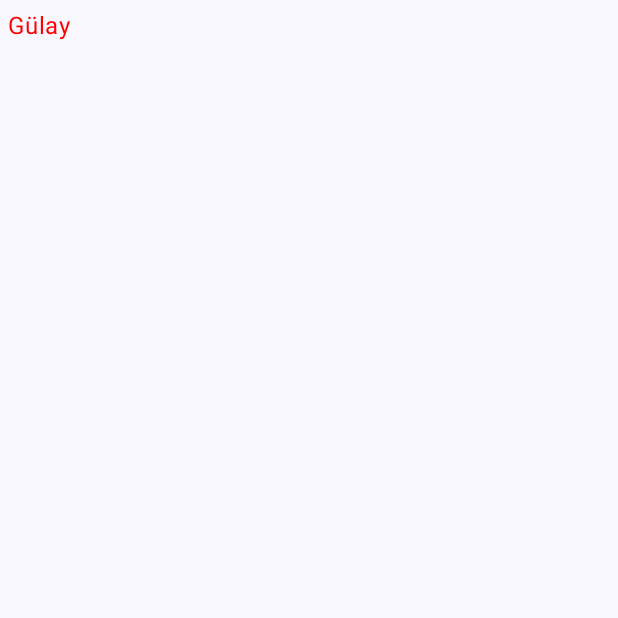
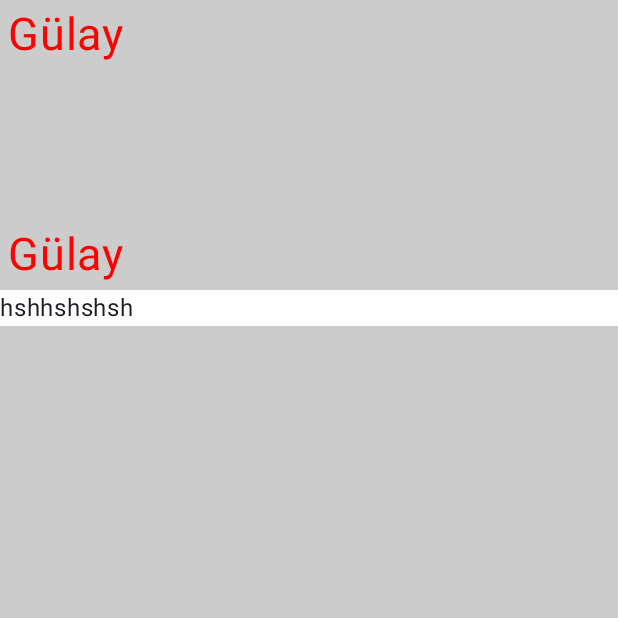
Before and after one commit to GulayAdgzl/jetpackcomposeexample, an Android app built with Jetpack Compose: the screen it shows after launch (MainActivity), on a phone screen of 412 x 824 dp, the top half of it. Before the commit the part shown is almost empty. Run offline under Robolectric (Android 15) with nearby library versions, the phone set to English and light mode, and no system bars.

Commit message:
Add custom clickable text component and update MainScreen layout

```diff
--- a/app/src/main/java/com/example/jetpackcompose/MainActivity.kt
+++ b/app/src/main/java/com/example/jetpackcompose/MainActivity.kt
@@ -4,7 +4,11 @@ import android.os.Bundle
 import androidx.activity.ComponentActivity
 import androidx.activity.compose.setContent
 import androidx.activity.enableEdgeToEdge
+import androidx.compose.foundation.background
+import androidx.compose.foundation.layout.Arrangement
 import androidx.compose.foundation.layout.Box
+import androidx.compose.foundation.layout.Column
+import androidx.compose.foundation.layout.Spacer
 import androidx.compose.foundation.layout.fillMaxSize
 import androidx.compose.foundation.layout.padding
 import androidx.compose.material3.Scaffold
@@ -16,6 +20,7 @@ import androidx.compose.ui.graphics.Color
 import androidx.compose.ui.text.style.TextAlign
 import androidx.compose.ui.tooling.preview.Preview
 import androidx.compose.ui.unit.dp
+import androidx.compose.ui.unit.sp
 import com.example.jetpackcompose.ui.theme.JetpackComposeTheme
 
 class MainActivity : ComponentActivity() {
@@ -37,8 +42,22 @@ class MainActivity : ComponentActivity() {
 
 @Composable
 fun MainScreen(){
-    Text(text="Gülay", modifier = Modifier.padding(5. dp), color = Color.Red, textAlign = TextAlign.Justify)
+    Column(
+        modifier=Modifier.fillMaxSize().background(Color.LightGray),
+        verticalArrangement =  Arrangement.Top
+
+    ){
+        Text(text="Gülay", modifier = Modifier.padding(5. dp), color = Color.Red, textAlign = TextAlign.Justify, fontSize = 30.sp)
+        Spacer(modifier = Modifier.padding(50. dp))
+
+        Text(text="Gülay", modifier = Modifier.padding(5. dp), color = Color.Red, textAlign = TextAlign.Justify, fontSize = 30.sp)
+
+        OzellistirilmisText(text = "hshhshshsh")
+    }
+
 }
+
+
 
 @Preview(showBackground = true)
 @Composable
--- a/app/src/main/java/com/example/jetpackcompose/OzellestirilmisText.kt
+++ b/app/src/main/java/com/example/jetpackcompose/OzellestirilmisText.kt
@@ -1,4 +1,25 @@
 package com.example.jetpackcompose
 
-class OzellestirilmisText {
+import androidx.compose.foundation.background
+import androidx.compose.foundation.clickable
+import androidx.compose.foundation.layout.fillMaxSize
+import androidx.compose.foundation.layout.fillMaxWidth
+import androidx.compose.material3.Text
+import androidx.compose.runtime.Composable
+import androidx.compose.ui.Modifier
+import androidx.compose.ui.graphics.Color
+import androidx.compose.ui.tooling.preview.Preview
+
+@Composable
+fun OzellistirilmisText(text:String){
+
+    Text(modifier = Modifier.clickable {
+        println("text tıklandı")
+    }.background(color= Color.White).fillMaxWidth(),text=text)
 }
+
+@Preview(showBackground = true)
+@Composable
+fun OzelPreview(){
+    OzellistirilmisText(text="Gülayyyyy Sen İşe Girdin Kanki")
+}
```
Also changed, not shown: 2 other files.
